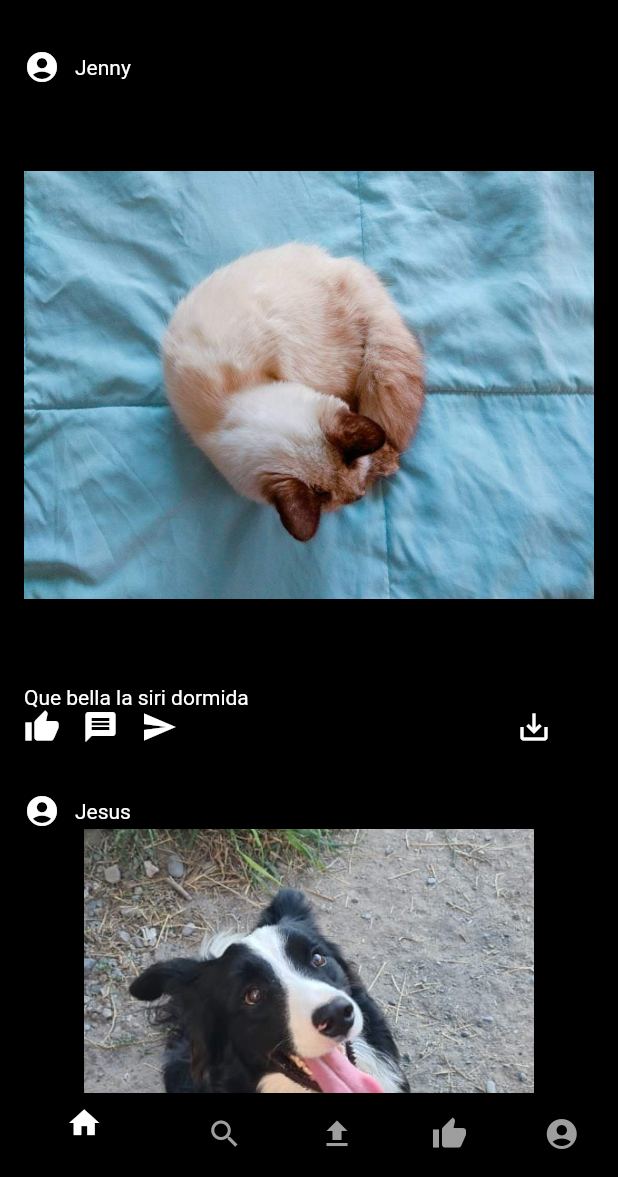
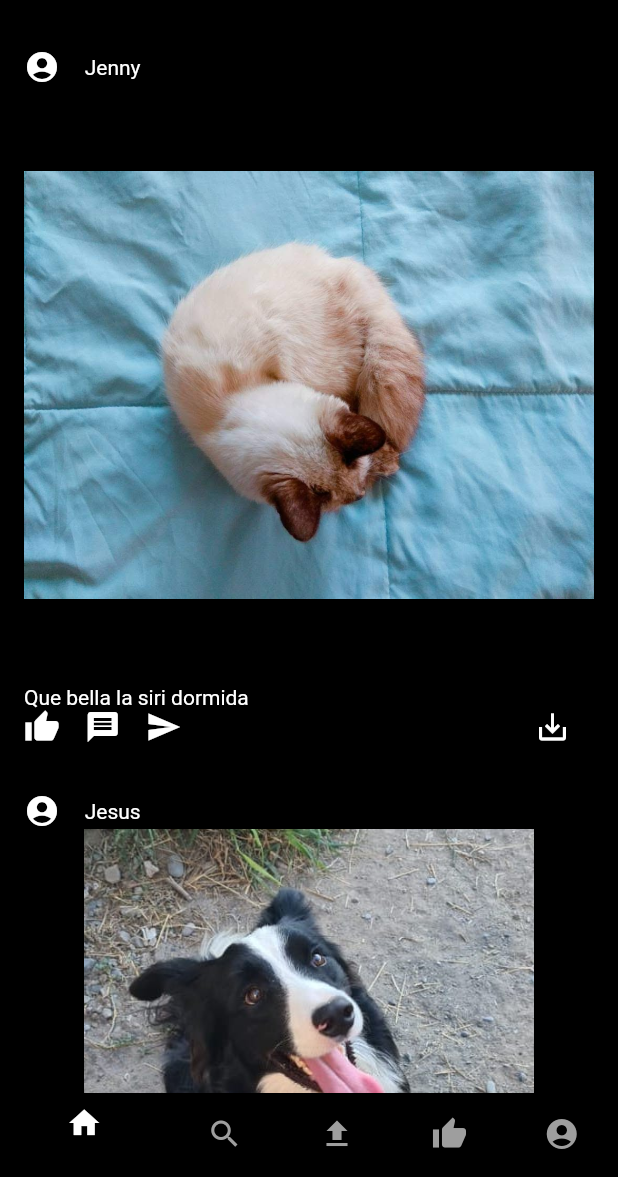
Before and after one commit to Jercg17/Instagram, a Flutter app: the screen it shows after launch, on a phone screen of 412 x 824 dp, the part 59-1236 px from its top. Run offline on Flutter 3.47's test engine with Material 2 defaults, Android fonts, the phone set to English and light mode, and no system bars.

Commit message:
cambie width a que el tamano de la pantalla

```diff
--- a/lib/InstagramPages/InstagramHome.dart
+++ b/lib/InstagramPages/InstagramHome.dart
@@ -22,10 +22,13 @@ class _InstagramHomeState extends State<InstagramHome> {
   }
 
   Widget Item(String usuario, String foto, String des) {
+    double width = MediaQuery.of(context).size.width;
+    print(width);
     return Container(
       child: Column(
         children: [
           Container(
+            width: width,
             child: Row(
               children: [
                 Icon(
@@ -33,7 +36,7 @@ class _InstagramHomeState extends State<InstagramHome> {
                   color: Colors.white,
                 ),
                 SizedBox(
-                  width: 10,
+                  width: width / 25,
                 ),
                 Text(
                   "$usuario",
@@ -61,20 +64,20 @@ class _InstagramHomeState extends State<InstagramHome> {
                 Icons.thumb_up,
                 color: Colors.white,
               ),
-              SizedBox(width: 15),
+              SizedBox(width: width / 25),
               Icon(
                 Icons.message,
                 color: Colors.white,
               ),
               SizedBox(
-                width: 15,
+                width: width / 25,
               ),
               Icon(
                 Icons.send,
                 color: Colors.white,
               ),
               SizedBox(
-                width: 226,
+                width: width / 1.75,
               ),
               Icon(
                 Icons.save_alt,
```
